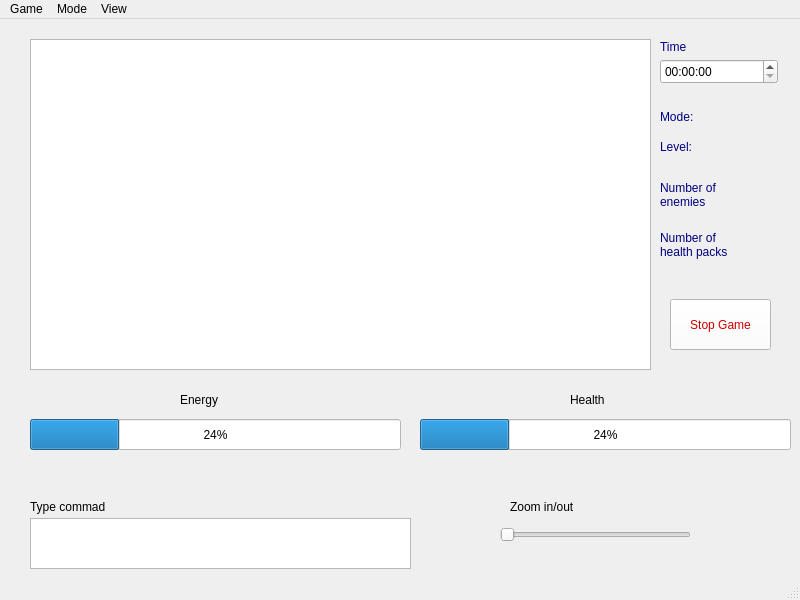
First picture: the form in gamewindow.ui, repository nicogutz/APT-Qt-Game, before the edit.
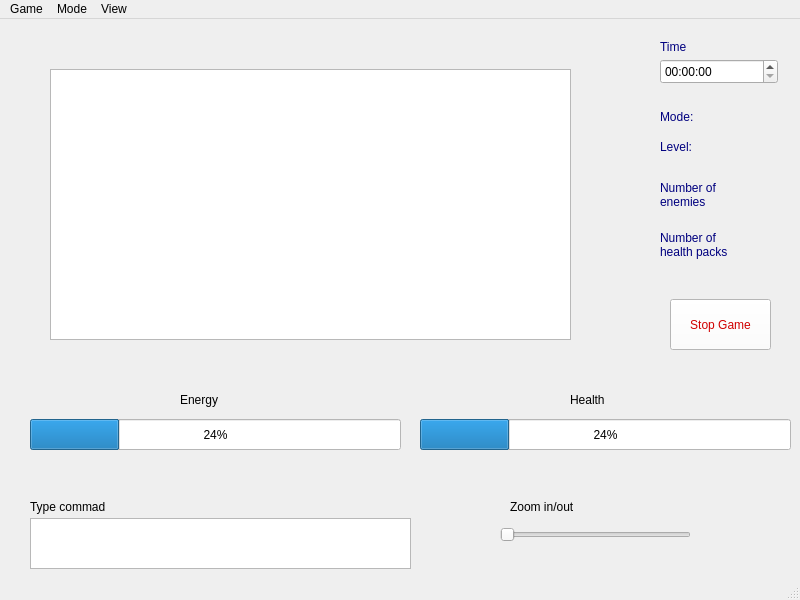
Second picture: the form after the edit.

Commit message: timer implementation in progress

```diff
--- a/gamewindow.ui
+++ b/gamewindow.ui
@@ -51,16 +51,6 @@
      <string>%p%</string>
     </property>
    </widget>
-   <widget class="QGraphicsView" name="graphicsView">
-    <property name="geometry">
-     <rect>
-      <x>30</x>
-      <y>20</y>
-      <width>621</width>
-      <height>331</height>
-     </rect>
-    </property>
-   </widget>
    <widget class="QLabel" name="label">
     <property name="geometry">
      <rect>
@@ -303,6 +293,16 @@
      <string>Zoom in/out</string>
     </property>
    </widget>
+   <widget class="QGraphicsView" name="graphicsView">
+    <property name="geometry">
+     <rect>
+      <x>50</x>
+      <y>50</y>
+      <width>521</width>
+      <height>271</height>
+     </rect>
+    </property>
+   </widget>
   </widget>
   <widget class="QMenuBar" name="menubar">
    <property name="geometry">
```
The commit also changes 2 other files.
